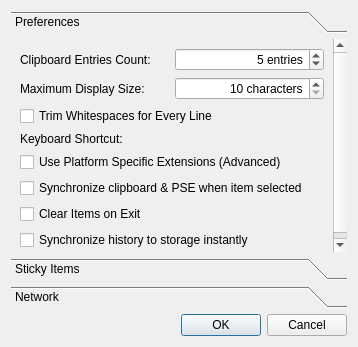
Qt form src/qlipperpreferencesdialog.ui (pvanek/qlipper) before a commit.
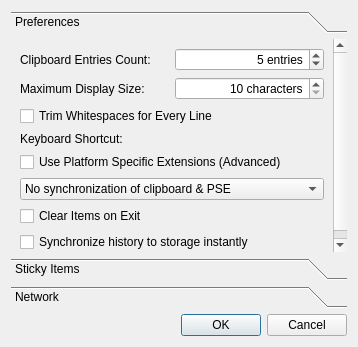
The same form after that commit. Custom widgets are drawn as their Qt base class.

Commit message:
Add instant clipboards synchronization
Add another option for clibpoards synchronization -> synchrnonize
clipboards contents instantly upon selection/copy.

This new feature is configurable.

Diff of the .ui file:
```diff
--- a/src/qlipperpreferencesdialog.ui
+++ b/src/qlipperpreferencesdialog.ui
@@ -148,13 +148,6 @@
          </property>
         </widget>
        </item>
-       <item row="6" column="0" colspan="2">
-        <widget class="QCheckBox" name="synchronizePSE">
-         <property name="text">
-          <string>Synchronize clipboard &amp;&amp; PSE when item selected</string>
-         </property>
-        </widget>
-       </item>
        <item row="7" column="0" colspan="2">
         <widget class="QCheckBox" name="clearItemsOnExit">
          <property name="text">
@@ -169,6 +162,25 @@
          </property>
         </widget>
        </item>
+       <item row="6" column="0" colspan="2">
+        <widget class="QComboBox" name="synchronizePSE">
+         <item>
+          <property name="text">
+           <string>No synchronization of clipboard &amp; PSE</string>
+          </property>
+         </item>
+         <item>
+          <property name="text">
+           <string>Synchronize clipboard &amp; PSE when item selected</string>
+          </property>
+         </item>
+         <item>
+          <property name="text">
+           <string>Synchronize clipboard &amp; PSE instantly</string>
+          </property>
+         </item>
+        </widget>
+       </item>
       </layout>
      </widget>
      <widget class="QWidget" name="page_2">
```
The commit also changes 6 other files.
